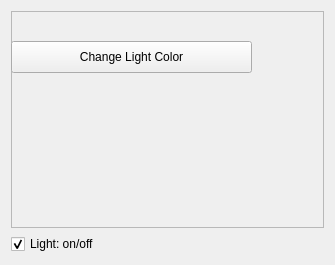
Before: the Qt Designer form src/Interface/Modules/Render/LightControls.ui in SCIInstitute/SCIRun, drawn with Qt 5.
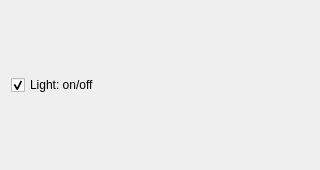
After: the same form once the commit is applied.

Commit message: Use ctk color button

The edit to the form file:
```diff
--- a/src/Interface/Modules/Render/LightControls.ui
+++ b/src/Interface/Modules/Render/LightControls.ui
@@ -6,63 +6,21 @@
    <rect>
     <x>0</x>
     <y>0</y>
-    <width>335</width>
-    <height>265</height>
+    <width>320</width>
+    <height>170</height>
    </rect>
   </property>
   <property name="minimumSize">
    <size>
-    <width>335</width>
-    <height>265</height>
+    <width>320</width>
+    <height>170</height>
    </size>
   </property>
   <property name="windowTitle">
    <string>Lights</string>
   </property>
-  <layout class="QVBoxLayout" name="verticalLayout">
-   <item>
-    <widget class="QFrame" name="colorFrame0">
-     <property name="minimumSize">
-      <size>
-       <width>0</width>
-       <height>60</height>
-      </size>
-     </property>
-     <property name="frameShape">
-      <enum>QFrame::StyledPanel</enum>
-     </property>
-     <property name="frameShadow">
-      <enum>QFrame::Raised</enum>
-     </property>
-     <widget class="QLabel" name="colorLabel_">
-      <property name="geometry">
-       <rect>
-        <x>10</x>
-        <y>10</y>
-        <width>221</width>
-        <height>16</height>
-       </rect>
-      </property>
-      <property name="text">
-       <string/>
-      </property>
-     </widget>
-     <widget class="QPushButton" name="colorButton_">
-      <property name="geometry">
-       <rect>
-        <x>0</x>
-        <y>30</y>
-        <width>241</width>
-        <height>32</height>
-       </rect>
-      </property>
-      <property name="text">
-       <string>Change Light Color</string>
-      </property>
-     </widget>
-    </widget>
-   </item>
-   <item>
+  <layout class="QGridLayout" name="gridLayout">
+   <item row="0" column="0">
     <widget class="QCheckBox" name="lightCheckBox_">
      <property name="text">
       <string>Light: on/off</string>
```
The commit also changes 3 other files.
